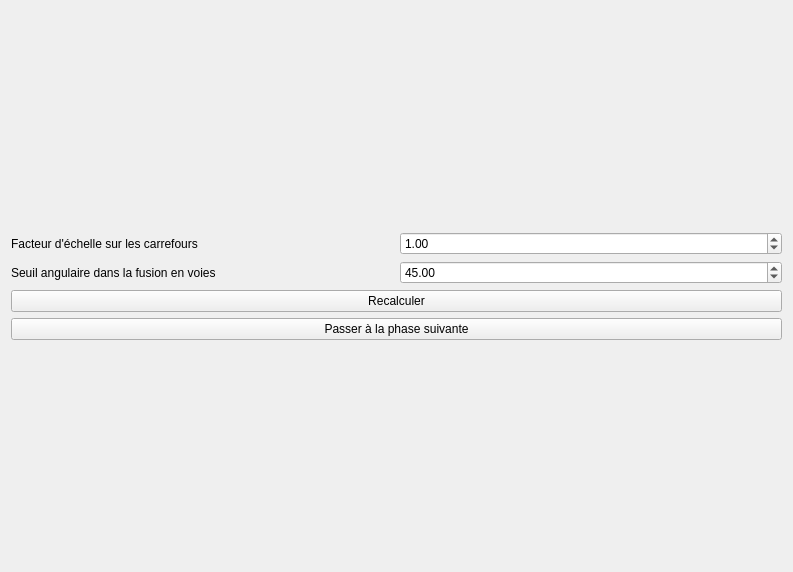
Qt form roadsform.ui (AugusteBonnin/CRACKS) before a commit.
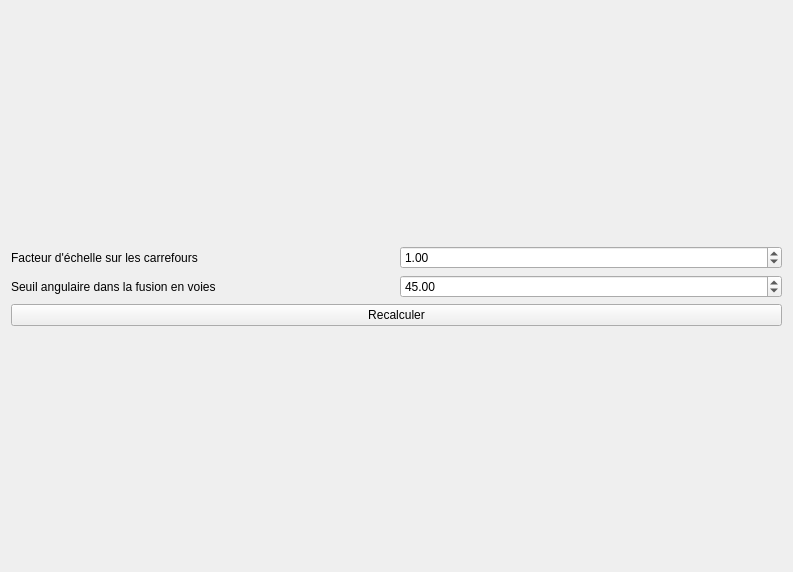
The same form after that commit.

Commit message:
Ajout export csv des voies
Ajout export csv des voies
Correction de bug dans l'export dbf des voies

The edit to the form file:
```diff
--- a/roadsform.ui
+++ b/roadsform.ui
@@ -61,13 +61,6 @@
        </property>
       </widget>
      </item>
-     <item>
-      <widget class="QPushButton" name="pushButton">
-       <property name="text">
-        <string>Passer à la phase suivante</string>
-       </property>
-      </widget>
-     </item>
     </layout>
    </item>
   </layout>
```
The commit also changes 2 other files.
